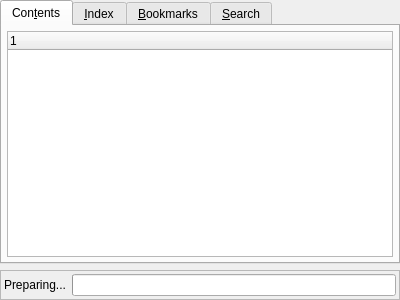
Before: the Qt Designer form tools/assistant/helpdialog.ui in arnt/qt-history2, drawn with Qt 5.
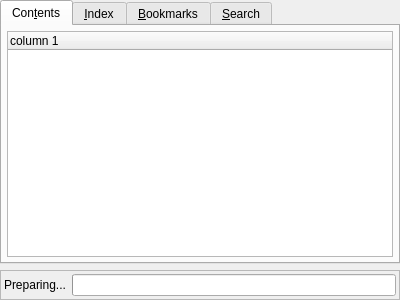
After: the same form once the commit is applied.

Commit message:
p4i integration Integrate 174673 from 4.0 to main: Details: typo!! the tag name is <string> not <text>!
[git-p4: depot-paths = "//depot/qt/main/": change = 174674]

```diff
--- a/tools/assistant/helpdialog.ui
+++ b/tools/assistant/helpdialog.ui
@@ -72,7 +72,7 @@
         <widget class="QTreeWidget" name="listContents" >
          <column>
              <property name="text" >
-                 <text>column 1</text>
+                 <string>column 1</string>
              </property>
          </column>
          <property name="geometry" >
```
Left out of the diff: 2 changed lines with no effect on the pictures.
